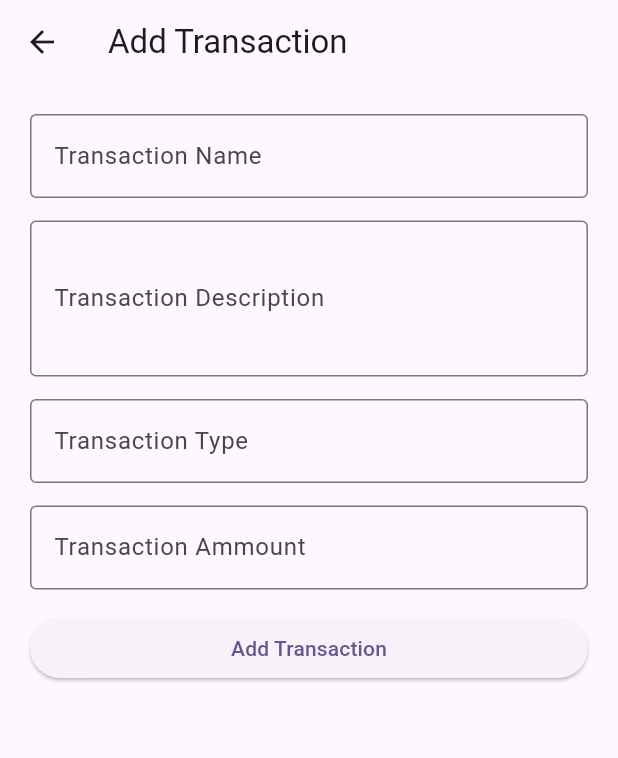
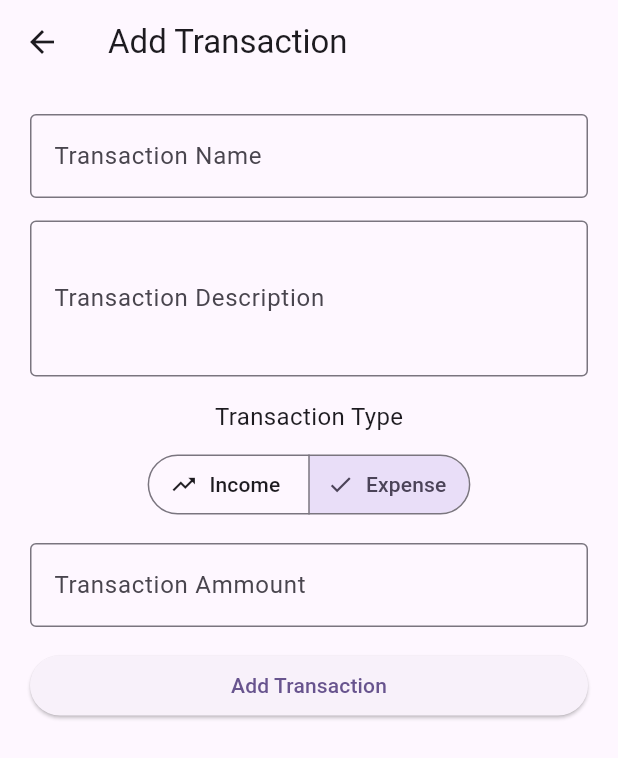
Before and after one commit to Mohammad-Nahid-Islam-Joy/simple_expance_tracker_flutter_assignment_02, a Flutter app: the screen it shows after launch, after a tap on the "add" icon, on a phone screen of 412 x 824 dp. Shown: the top 758 px of the screen. Run offline on Flutter 3.47's test engine with Material 3 defaults, Android fonts, the phone set to English and light mode, and no system bars; our stand-ins replace material_ui, popover.

Commit message:
Updated Transaction Tiles and Type Selection

```diff
--- a/lib/pages/add_transaction_page.dart
+++ b/lib/pages/add_transaction_page.dart
@@ -13,7 +13,7 @@ class _AddTransactionPageState extends State<AddTransactionPage> {
   final _formKey = GlobalKey<FormState>();
   final _nameTEController = TextEditingController();
   final _descriptionTEController = TextEditingController();
-  final _typeTEController = TextEditingController();
+  String _selectedType = "Expense";
   final _amountTEController = TextEditingController();
 
   void _addTransaction() {
@@ -26,13 +26,14 @@ class _AddTransactionPageState extends State<AddTransactionPage> {
     if (amount == null || amount <= 0) {
       ScaffoldMessenger.of(context)
           .showSnackBar(const SnackBar(content: Text("Enter a Valid Amount")));
+      return;
     }
 
     final transaction = TransactionEntry(
       name: _nameTEController.text.trim(),
       description: _descriptionTEController.text.trim(),
-      type: _typeTEController.text.trim(),
-      amount: amount!,
+      type: _selectedType,
+      amount: amount,
       time: DateTime.now(),
     );
 
@@ -64,9 +65,32 @@ class _AddTransactionPageState extends State<AddTransactionPage> {
 
               const SizedBox(height: 15),
 
-              AppTextfield(
-                controller: _typeTEController,
-                label: "Transaction Type",
+              const Align(
+                alignment: Alignment.center,
+                child: Text("Transaction Type", style: TextStyle(fontSize: 16)),
+              ),
+
+              const SizedBox(height: 10),
+
+              SegmentedButton<String>(
+                segments: const [
+                  ButtonSegment<String>(
+                    value: "Income",
+                    label: Text("Income"),
+                    icon: Icon(Icons.trending_up),
+                  ),
+                  ButtonSegment<String>(
+                    value: "Expense",
+                    label: Text("Expense"),
+                    icon: Icon(Icons.trending_down),
+                  ),
+                ],
+                selected: {_selectedType},
+                onSelectionChanged: (Set<String> selected) {
+                  setState(() {
+                    _selectedType = selected.first;
+                  });
+                },
               ),
 
               const SizedBox(height: 15),
--- a/lib/pages/home_page.dart
+++ b/lib/pages/home_page.dart
@@ -25,7 +25,7 @@ class _HomePageState extends State<HomePage> {
     TransactionEntry(
       name: "Lunch",
       description: "Group Lunch",
-      type: "Expance",
+      type: "Expense",
       amount: 300,
       time: DateTime.now(),
     ),
--- a/lib/widget/transaction_tile.dart
+++ b/lib/widget/transaction_tile.dart
@@ -13,19 +13,42 @@ class TransactionTile extends StatelessWidget {
 
   @override
   Widget build(BuildContext context) {
+    final bool isIncome = transaction.type == "Income";
+
     return GestureDetector(
       onLongPress: onLongPressed,
       child: ListTile(
-        leading: const CircleAvatar(
-          backgroundColor: Colors.greenAccent,
-          foregroundColor: Color.fromARGB(255, 42, 97, 44),
-          child: Icon(Icons.trending_up),
+        leading: CircleAvatar(
+          radius: 25,
+          backgroundColor: isIncome
+              ? const Color.fromARGB(100, 76, 175, 79)
+              : const Color.fromARGB(100, 255, 82, 82),
+          foregroundColor: isIncome
+              ? const Color.fromARGB(255, 76, 175, 79)
+              : const Color.fromARGB(255, 255, 82, 82),
+          child: isIncome
+              ? const Icon(Icons.trending_up)
+              : const Icon(Icons.trending_down),
         ),
-        title: Text(transaction.name),
+
+        title: Text(
+          transaction.name,
+          style: TextStyle(fontSize: 25, fontWeight: .bold),
+        ),
+
         subtitle: Text(
           '${transaction.description}\n${DateFormat('dd-MMM-yyyy | hh:mm a').format(transaction.time)}',
+          style: TextStyle(fontSize: 15),
         ),
-        trailing: Text(transaction.amount.toString()),
+
+        trailing: Text(
+          '${isIncome ? '+' : '-'} Tk.${transaction.amount.toStringAsFixed(2)}',
+          style: TextStyle(
+            fontSize: 15,
+            color: isIncome ? Colors.green : Colors.red,
+            fontWeight: .bold,
+          ),
+        ),
       ),
     );
   }
```
Also changed, not shown: lib/pages/update_transaction_page.dart (+31 -8 lines).
